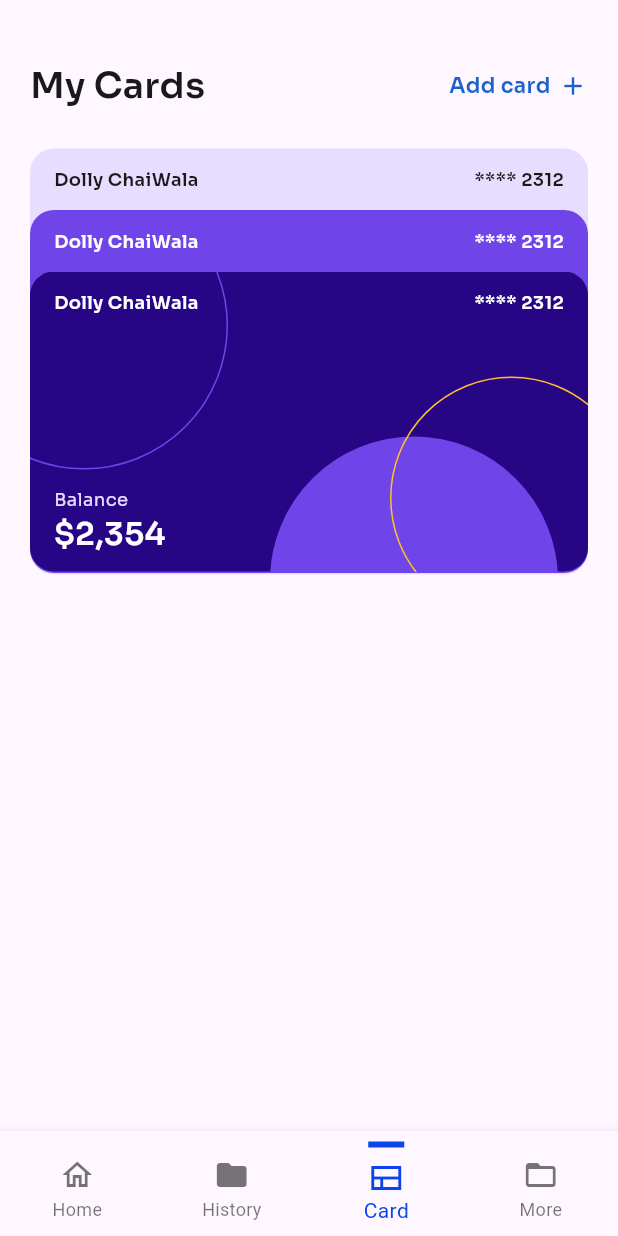
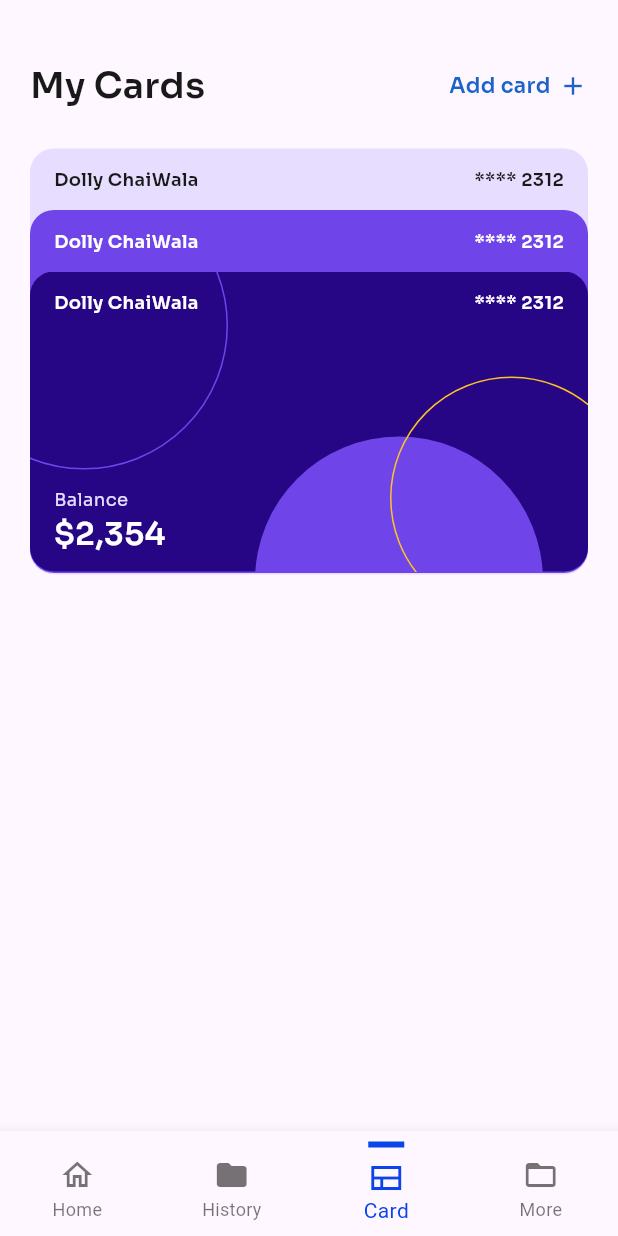
Before and after one commit to soham-mane19/wallet_app, a Flutter app: the CardScreen screen opened by its route, on a phone screen of 412 x 824 dp. Run offline on Flutter 3.47's test engine with Material 3 defaults, Android fonts, the phone set to English and light mode, and no system bars; our stand-ins replace google_fonts, intl_phone_field; accounts and stored records are empty.

Commit message:
responsive

```diff
--- a/lib/Homescreen.dart
+++ b/lib/Homescreen.dart
@@ -154,7 +154,7 @@ class _HomeScreenState extends State<HomeScreen> {
                                 ],
                               ),
                               const SizedBox(
-                                width: 30,
+                                width: 20,
                               ),
                               Container(
                                 height: 24,
@@ -165,7 +165,7 @@ class _HomeScreenState extends State<HomeScreen> {
                                         width: 1)),
                               ),
                               const SizedBox(
-                                width: 30,
+                                width: 20,
                               ),
                               Column(
                                 children: [
@@ -187,7 +187,7 @@ class _HomeScreenState extends State<HomeScreen> {
                                 ],
                               ),
                               const SizedBox(
-                                width: 30,
+                                width: 20,
                               ),
                               Container(
                                 height: 24,
--- a/lib/Transfer.dart
+++ b/lib/Transfer.dart
@@ -90,7 +90,7 @@ class _TransferState extends State<Transfer> {
                     ),
                     Container(
                       height: 1,
-                      width: 150,
+                      width: 149,
                       color: const Color.fromRGBO(230, 221, 255, 1),
                     ),
                   ],
--- a/lib/card.dart
+++ b/lib/card.dart
@@ -194,7 +194,7 @@ class _CardScreenState extends State<CardScreen> {
                                   ),
                                 ),
                                 Positioned(
-                                  left: 160,
+                                  left: 150,
                                   top: 110,
                                   child: Container(
                                     width: 192,
--- a/lib/paybill.dart
+++ b/lib/paybill.dart
@@ -1,5 +1,5 @@
 import 'package:flutter/material.dart';
-import 'package:flutter/widgets.dart';
+
 import 'package:google_fonts/google_fonts.dart';
 import 'package:wallet_app/paymentStatus.dart';
 
@@ -83,7 +83,7 @@ class Paybills extends StatelessWidget {
                   ),
                   Container(
                     height: 1,
-                    width: 150,
+                    width: 149,
                     color: const Color.fromRGBO(230, 221, 255, 1),
                   ),
                 ],
```
Also changed, not shown: pubspec.lock.
